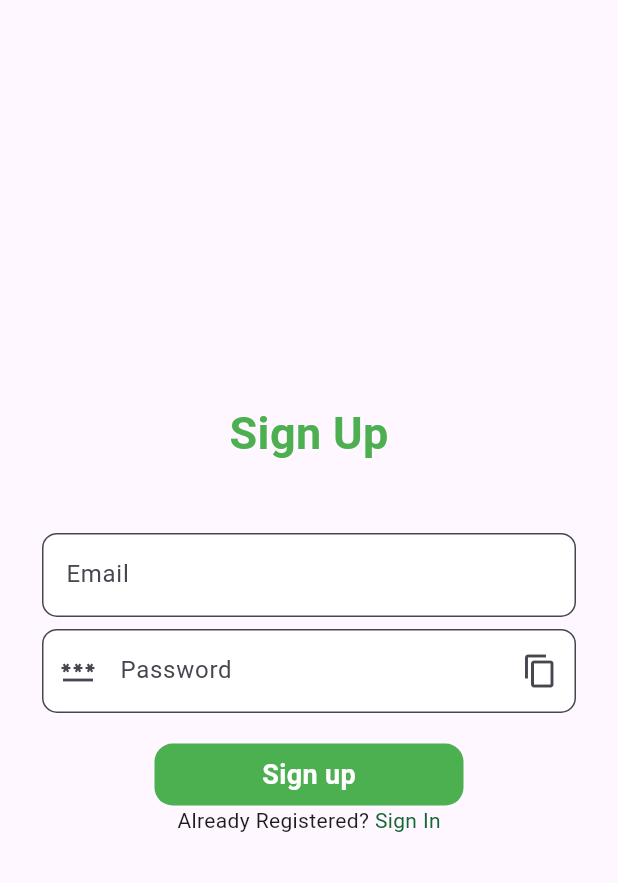
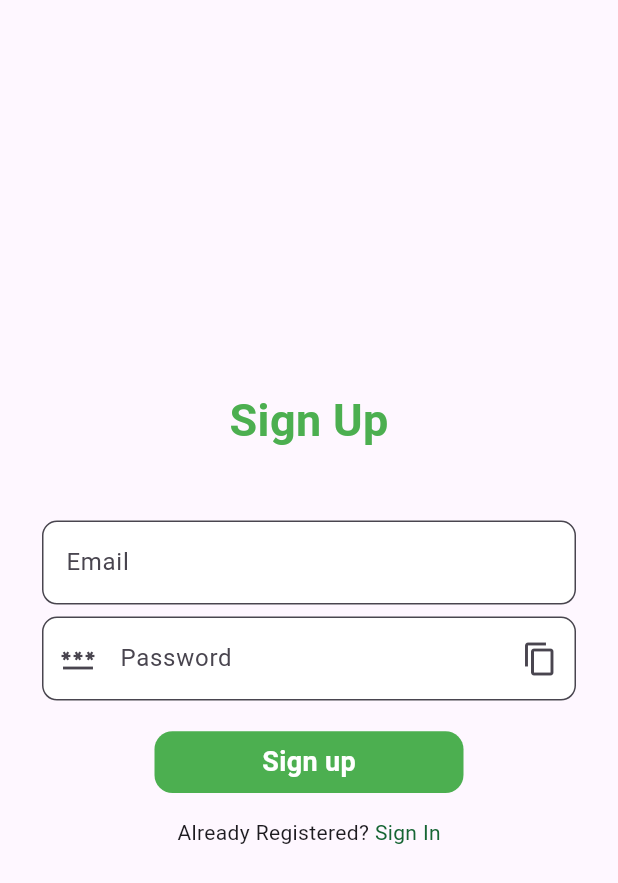
Before and after one commit to Hashimkhann1/to_do_app_mongodb, a Flutter app: the Registration screen opened directly, on a phone screen of 412 x 824 dp. Shown: the top 883 px of the screen. Run offline on Flutter 3.47's test engine with Material 3 defaults, Android fonts, the phone set to English and light mode, and no system bars; drawn by our look-alikes of velocity_x; our stand-ins replace jwt_decoder, shared_preferences; accounts and stored records are empty.

```diff
--- a/frontend/lib/registration.dart
+++ b/frontend/lib/registration.dart
@@ -79,6 +79,7 @@ class _RegistrationState extends State<Registration> {
                   TextField(
                     controller: passwordController,
                     keyboardType: TextInputType.text,
+                    obscureText: true,
                     decoration: InputDecoration(
                         suffixIcon: IconButton(icon: const Icon(Icons.copy),onPressed: (){
                           final data = ClipboardData(text: passwordController.text);
@@ -114,6 +115,7 @@ class _RegistrationState extends State<Registration> {
                           ),
                           child: Text("Sign up",style: TextStyle(color: Colors.white,fontSize: 18,fontWeight:FontWeight.w600),))
                   ),
+                  SizedBox(height: MediaQuery.sizeOf(context).height * 0.02,),
                   GestureDetector(
                     onTap: (){
                       Navigator.push(context, MaterialPageRoute(builder: (context)=>SignInPage()));
```
